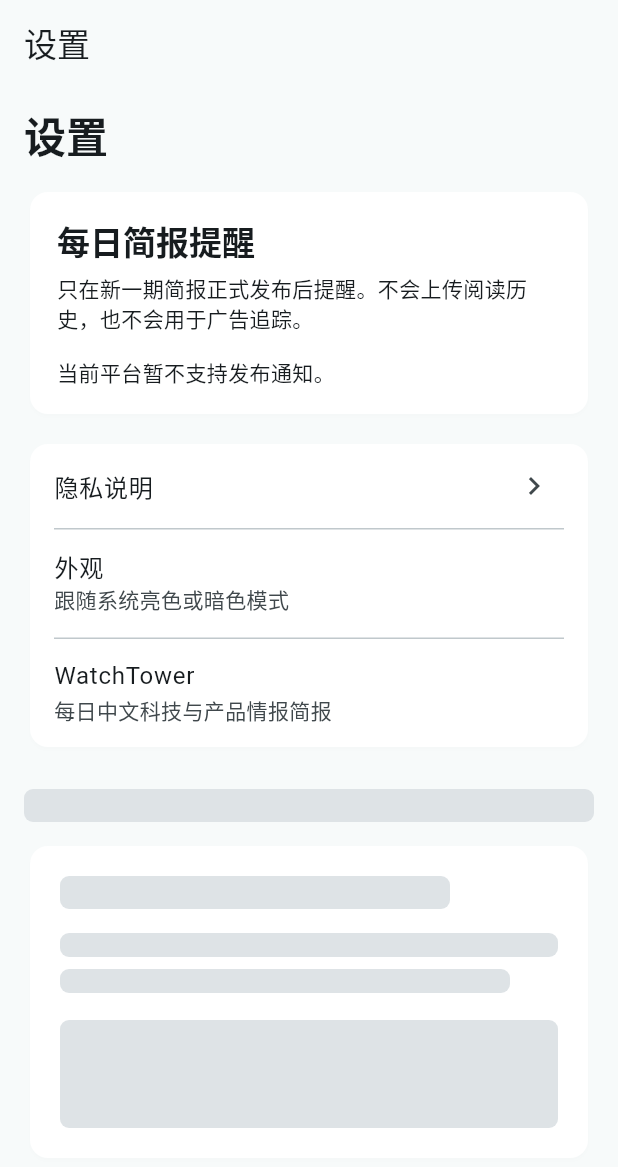
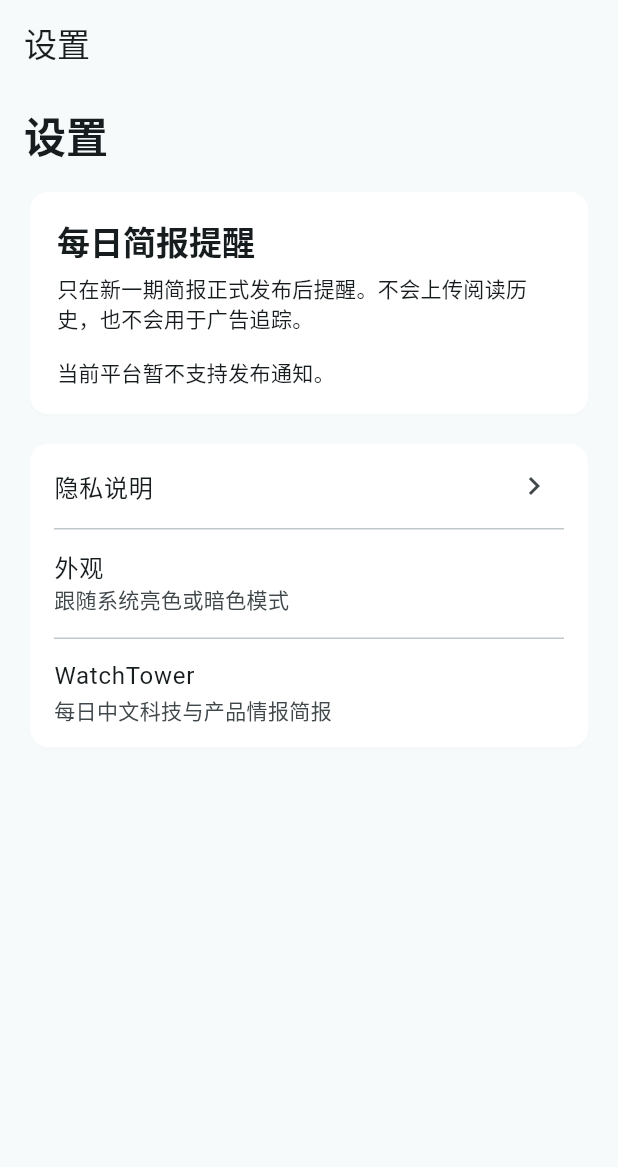
Before and after one commit to nervouna/WatchTower, a Flutter app: the SettingsScreen screen opened by its route, on a phone screen of 412 x 824 dp. Shown: the top 1167 px of the screen. Run offline on Flutter 3.47's test engine with Material 3 defaults, Android fonts, the phone set to English and light mode, and no system bars; our stand-ins replace audio_service, flutter_secure_storage, go_router, just_audio, package_info_plus, sqflite; missing offline and left inert: audio_session; accounts and stored records are empty; network calls fail; statements that could not run were skipped.

Commit message:
fix(mobile): remove settings placeholders

```diff
--- a/mobile/lib/ui/screens.dart
+++ b/mobile/lib/ui/screens.dart
@@ -333,26 +333,6 @@ class SettingsScreen extends StatelessWidget {
             ],
           ),
         ),
-        const SizedBox(height: 24),
-        const _Skeleton(width: 120, height: 22),
-        const SizedBox(height: 12),
-        Card(
-          child: Padding(
-            padding: const EdgeInsets.all(20),
-            child: Column(
-              crossAxisAlignment: CrossAxisAlignment.start,
-              children: const [
-                _Skeleton(width: 260, height: 22),
-                SizedBox(height: 16),
-                _Skeleton(width: double.infinity, height: 16),
-                SizedBox(height: 8),
-                _Skeleton(width: 300, height: 16),
-                SizedBox(height: 18),
-                _Skeleton(width: double.infinity, height: 72),
-              ],
-            ),
-          ),
-        ),
       ],
     );
   }
```
